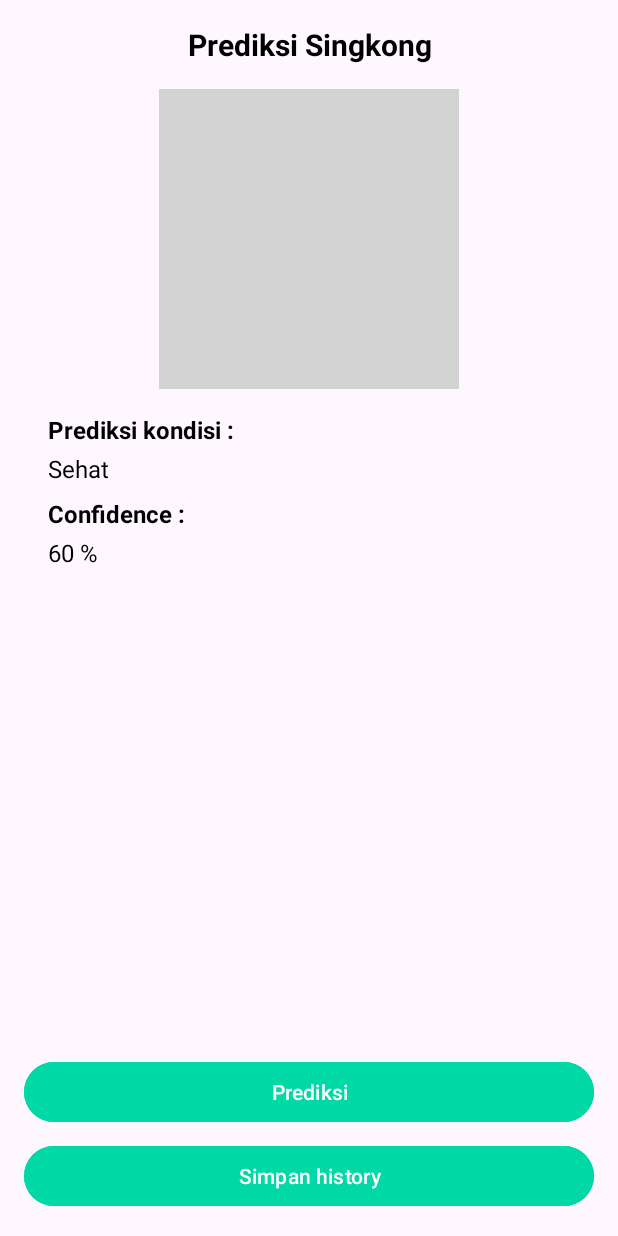
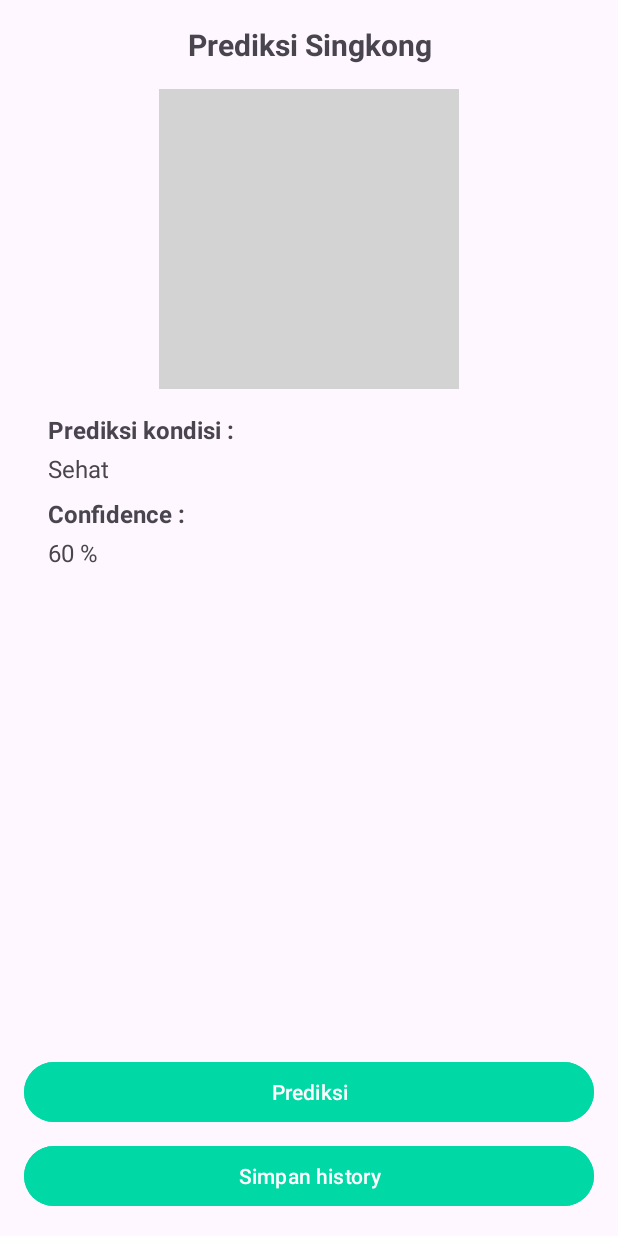
Before and after one commit to Rplx197/AgriScan, an Android app: the screen it shows after launch (ScanActivity), after a tap on "Singkong", on a phone screen of 412 x 824 dp. Run offline under Robolectric (Android 15) with nearby library versions, the phone set to English and light mode, and no system bars; our stand-ins replace Firebase (no records; nobody signed in at launch, a user with empty details on screens opened directly).

Commit message:
Fix Dark Mode

```diff
--- a/app/src/main/java/com/example/agriscan/SettingActivity.kt
+++ b/app/src/main/java/com/example/agriscan/SettingActivity.kt
@@ -15,17 +15,14 @@ class SettingActivity : AppCompatActivity() {
     override fun onCreate(savedInstanceState: Bundle?) {
         super.onCreate(savedInstanceState)
 
-        // Initialize ViewBinding
         binding = ActivitySettingBinding.inflate(layoutInflater)
         setContentView(binding.root)
 
-        // Observe the theme LiveData
         viewModel.isDarkModeLiveData.observe(this) { isDarkMode ->
             binding.switchTheme.isChecked = isDarkMode
             applyTheme(isDarkMode)
         }
 
-        // Toggle theme when switch is clicked
         binding.switchTheme.setOnCheckedChangeListener { _, isChecked ->
             viewModel.toggleTheme(isChecked)
         }
--- a/app/src/main/res/layout/activity_scan.xml
+++ b/app/src/main/res/layout/activity_scan.xml
@@ -12,7 +12,6 @@
         android:layout_marginBottom="16dp"
         android:gravity="center"
         android:text="@string/prediksi"
-        android:textColor="@color/black"
         android:textSize="20sp"
         android:textStyle="bold" />
 
@@ -36,7 +35,6 @@
             android:layout_height="wrap_content"
             android:layout_marginBottom="4dp"
             android:text="@string/prediksi_kondisi"
-            android:textColor="#000000"
             android:textSize="16sp"
             android:textStyle="bold" />
 
@@ -46,7 +44,6 @@
             android:layout_height="wrap_content"
             android:layout_marginBottom="8dp"
             android:text="@string/sehat"
-            android:textColor="#000000"
             android:textSize="16sp" />
 
         <TextView
@@ -54,7 +51,6 @@
             android:layout_height="wrap_content"
             android:layout_marginBottom="4dp"
             android:text="@string/confidence"
-            android:textColor="#000000"
             android:textSize="16sp"
             android:textStyle="bold" />
 
@@ -63,7 +59,6 @@
             android:layout_width="wrap_content"
             android:layout_height="wrap_content"
             android:text="@string/_60"
-            android:textColor="#000000"
             android:textSize="16sp" />
     </LinearLayout>
 
--- a/app/src/main/res/layout/activity_setting.xml
+++ b/app/src/main/res/layout/activity_setting.xml
@@ -1,18 +1,18 @@
 <?xml version="1.0" encoding="utf-8"?>
 <LinearLayout xmlns:android="http://schemas.android.com/apk/res/android"
+    xmlns:app="http://schemas.android.com/apk/res-auto"
     android:layout_width="match_parent"
     android:layout_height="match_parent"
-    xmlns:app="http://schemas.android.com/apk/res-auto"
     android:orientation="vertical"
     android:padding="16dp">
 
     <TextView
         android:layout_width="wrap_content"
         android:layout_height="wrap_content"
+        android:paddingBottom="8dp"
         android:text="@string/setting"
         android:textSize="24sp"
-        android:textStyle="bold"
-        android:paddingBottom="8dp" />
+        android:textStyle="bold" />
 
     <androidx.constraintlayout.widget.ConstraintLayout
         android:layout_width="match_parent"
--- a/app/src/main/res/layout/item_menu.xml
+++ b/app/src/main/res/layout/item_menu.xml
@@ -1,5 +1,6 @@
 <?xml version="1.0" encoding="utf-8"?>
 <androidx.cardview.widget.CardView xmlns:android="http://schemas.android.com/apk/res/android"
+    xmlns:app="http://schemas.android.com/apk/res-auto"
     android:id="@+id/cvMenuItem"
     android:layout_width="100dp"
     android:layout_height="100dp"
@@ -18,7 +19,7 @@
             android:layout_height="40dp"
             android:contentDescription="@string/menu_icon"
             android:src="@drawable/ic_history"
-            />
+            app:tint="@color/white" />
 
         <TextView
             android:id="@+id/tvMenuName"
```
